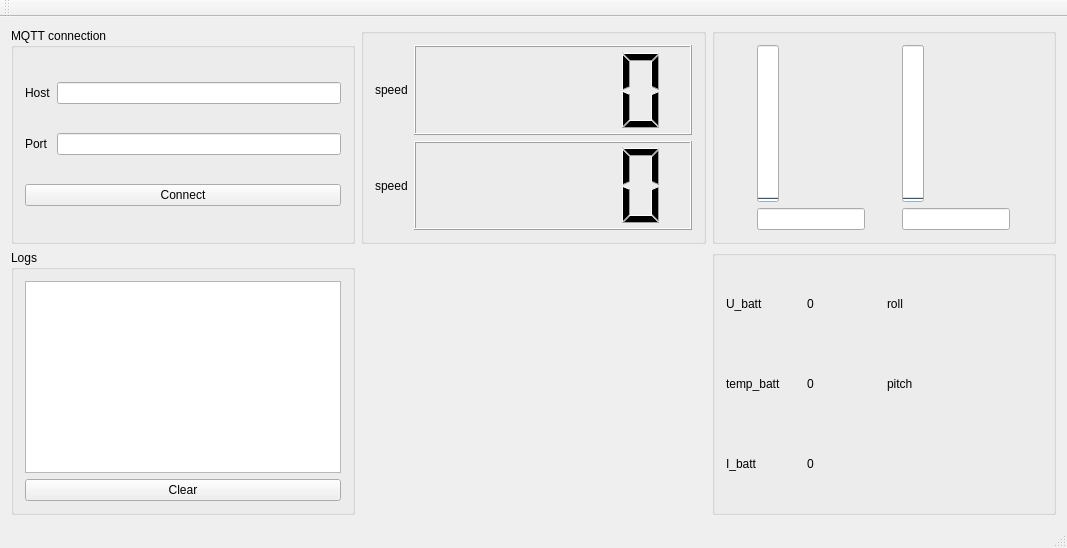
Before: the Qt Designer form mainwindow.ui in KacperChmielewski/pwrsbt-groundStation, drawn with Qt 5.
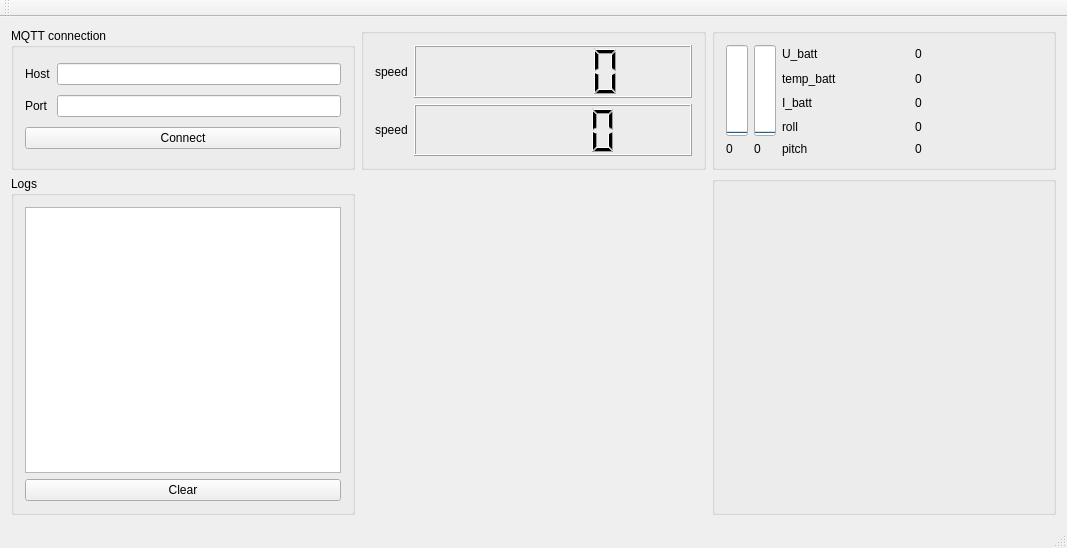
After: the same form once the commit is applied.

```diff
--- a/mainwindow.ui
+++ b/mainwindow.ui
@@ -125,36 +125,91 @@
        <string/>
       </property>
       <layout class="QGridLayout" name="gridLayout_4">
-       <item row="3" column="1">
-        <widget class="QLineEdit" name="qTextHeightBack">
-         <property name="enabled">
-          <bool>true</bool>
+       <item row="5" column="3">
+        <widget class="QLabel" name="qRoll">
+         <property name="text">
+          <string>0</string>
          </property>
-         <property name="sizePolicy">
-          <sizepolicy hsizetype="Minimum" vsizetype="Fixed">
-           <horstretch>0</horstretch>
-           <verstretch>0</verstretch>
-          </sizepolicy>
+        </widget>
+       </item>
+       <item row="3" column="3">
+        <widget class="QLabel" name="qBattTemp">
+         <property name="text">
+          <string>0</string>
          </property>
         </widget>
        </item>
-       <item row="3" column="0">
-        <widget class="QLineEdit" name="qTextHeightFront">
-         <property name="enabled">
-          <bool>true</bool>
+       <item row="3" column="2">
+        <widget class="QLabel" name="label_11">
+         <property name="text">
+          <string>temp_batt</string>
          </property>
-         <property name="sizePolicy">
-          <sizepolicy hsizetype="Fixed" vsizetype="Fixed">
-           <horstretch>0</horstretch>
-           <verstretch>0</verstretch>
-          </sizepolicy>
+        </widget>
+       </item>
+       <item row="4" column="2">
+        <widget class="QLabel" name="label_6">
+         <property name="text">
+          <string>I_batt</string>
          </property>
+        </widget>
+       </item>
+       <item row="6" column="2">
+        <widget class="QLabel" name="label_13">
          <property name="text">
-          <string/>
+          <string>pitch</string>
          </property>
         </widget>
        </item>
-       <item row="2" column="0">
+       <item row="6" column="3">
+        <widget class="QLabel" name="qPitch">
+         <property name="text">
+          <string>0</string>
+         </property>
+        </widget>
+       </item>
+       <item row="6" column="1">
+        <widget class="QLabel" name="qTextHeightBack">
+         <property name="text">
+          <string>0</string>
+         </property>
+        </widget>
+       </item>
+       <item row="2" column="3">
+        <widget class="QLabel" name="qBattU">
+         <property name="text">
+          <string>0</string>
+         </property>
+        </widget>
+       </item>
+       <item row="4" column="3">
+        <widget class="QLabel" name="qBattCurr">
+         <property name="text">
+          <string>0</string>
+         </property>
+        </widget>
+       </item>
+       <item row="2" column="2">
+        <widget class="QLabel" name="label_3">
+         <property name="text">
+          <string>U_batt</string>
+         </property>
+        </widget>
+       </item>
+       <item row="5" column="2">
+        <widget class="QLabel" name="label_5">
+         <property name="text">
+          <string>roll</string>
+         </property>
+        </widget>
+       </item>
+       <item row="6" column="0">
+        <widget class="QLabel" name="qTextHeightFront">
+         <property name="text">
+          <string>0</string>
+         </property>
+        </widget>
+       </item>
+       <item row="2" column="0" rowspan="4">
         <widget class="QProgressBar" name="qBarHeightFront">
          <property name="maximum">
           <number>150</number>
@@ -176,7 +231,7 @@
          </property>
         </widget>
        </item>
-       <item row="2" column="1">
+       <item row="2" column="1" rowspan="4">
         <widget class="QProgressBar" name="qBarHeightBack">
          <property name="maximum">
           <number>150</number>
@@ -206,92 +261,7 @@
       <property name="title">
        <string/>
       </property>
-      <layout class="QGridLayout" name="gridLayout_5">
-       <item row="0" column="0">
-        <widget class="QLabel" name="label_3">
-         <property name="text">
-          <string>U_batt</string>
-         </property>
-        </widget>
-       </item>
-       <item row="0" column="1">
-        <widget class="QLabel" name="qBattU">
-         <property name="text">
-          <string>0</string>
-         </property>
-        </widget>
-       </item>
-       <item row="2" column="3">
-        <widget class="QLabel" name="label_10">
-         <property name="text">
-          <string/>
-         </property>
-        </widget>
-       </item>
-       <item row="2" column="1">
-        <widget class="QLabel" name="qBattCurr">
-         <property name="text">
-          <string>0</string>
-         </property>
-        </widget>
-       </item>
-       <item row="2" column="0">
-        <widget class="QLabel" name="label_6">
-         <property name="text">
-          <string>I_batt</string>
-         </property>
-        </widget>
-       </item>
-       <item row="0" column="3">
-        <widget class="QLabel" name="qRoll">
-         <property name="text">
-          <string/>
-         </property>
-        </widget>
-       </item>
-       <item row="0" column="2">
-        <widget class="QLabel" name="label_5">
-         <property name="text">
-          <string>roll</string>
-         </property>
-        </widget>
-       </item>
-       <item row="2" column="2">
-        <widget class="QLabel" name="label_8">
-         <property name="text">
-          <string/>
-         </property>
-        </widget>
-       </item>
-       <item row="1" column="0">
-        <widget class="QLabel" name="label_11">
-         <property name="text">
-          <string>temp_batt</string>
-         </property>
-        </widget>
-       </item>
-       <item row="1" column="1">
-        <widget class="QLabel" name="qBattTemp">
-         <property name="text">
-          <string>0</string>
-         </property>
-        </widget>
-       </item>
-       <item row="1" column="2">
-        <widget class="QLabel" name="label_13">
-         <property name="text">
-          <string>pitch</string>
-         </property>
-        </widget>
-       </item>
-       <item row="1" column="3">
-        <widget class="QLabel" name="qPitch">
-         <property name="text">
-          <string/>
-         </property>
-        </widget>
-       </item>
-      </layout>
+      <layout class="QGridLayout" name="gridLayout_5"/>
      </widget>
     </item>
     <item row="1" column="1">
```
Left out of the diff: 6 changed lines with no effect on the pictures.
